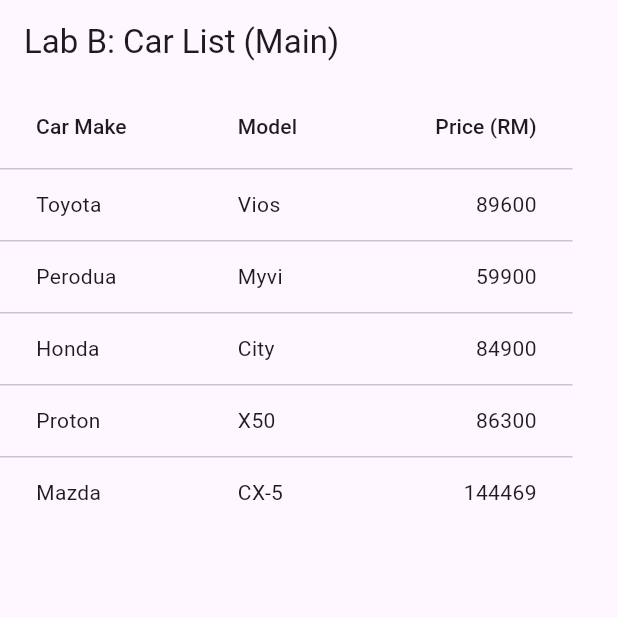
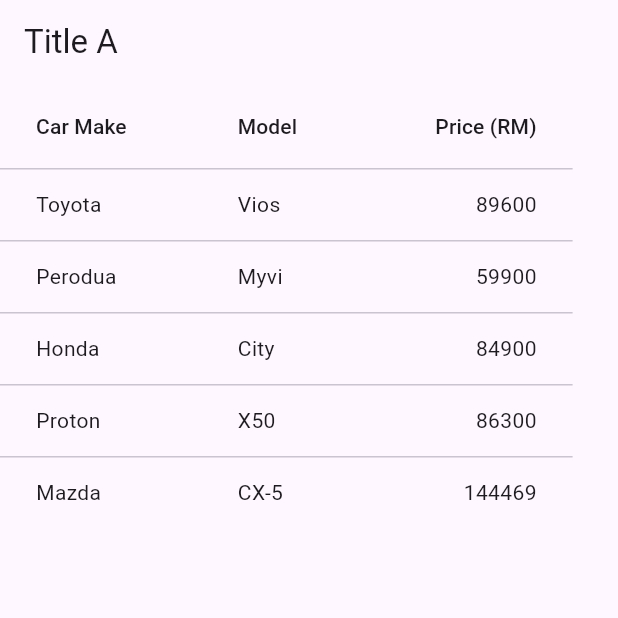
Before and after one commit to nazetta/TMA3084_G02_103041_Lab05_Lesson07, a Flutter app: the screen it shows after launch, on a phone screen of 412 x 824 dp, the top half of it. Run offline on Flutter 3.47's test engine with Material 3 defaults, Android fonts, the phone set to English and light mode, and no system bars.

Commit message:
Change title to A

```diff
--- a/lab_b/lib/main.dart
+++ b/lab_b/lib/main.dart
@@ -63,7 +63,7 @@ class _CarTablePageState extends State<CarTablePage> {
   @override
   Widget build(BuildContext context) {
     return Scaffold(
-      appBar: AppBar(title: const Text('Lab B: Car List (Main)')),
+      appBar: AppBar(title: const Text('Title A')),
       body: SingleChildScrollView(
         scrollDirection: Axis.horizontal,
         child: DataTable(
```
